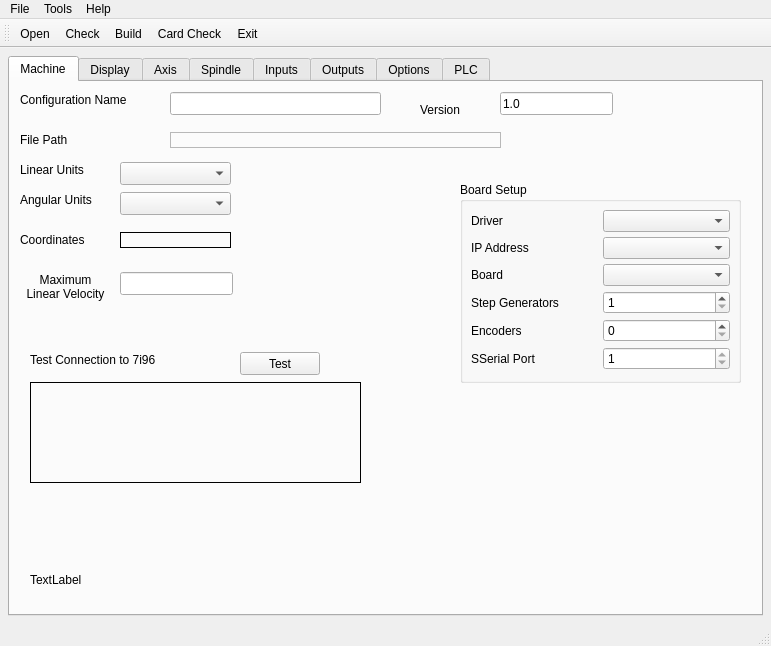
Before: the Qt Designer form 7i96.ui in snelweg/7i96, drawn with Qt 5.
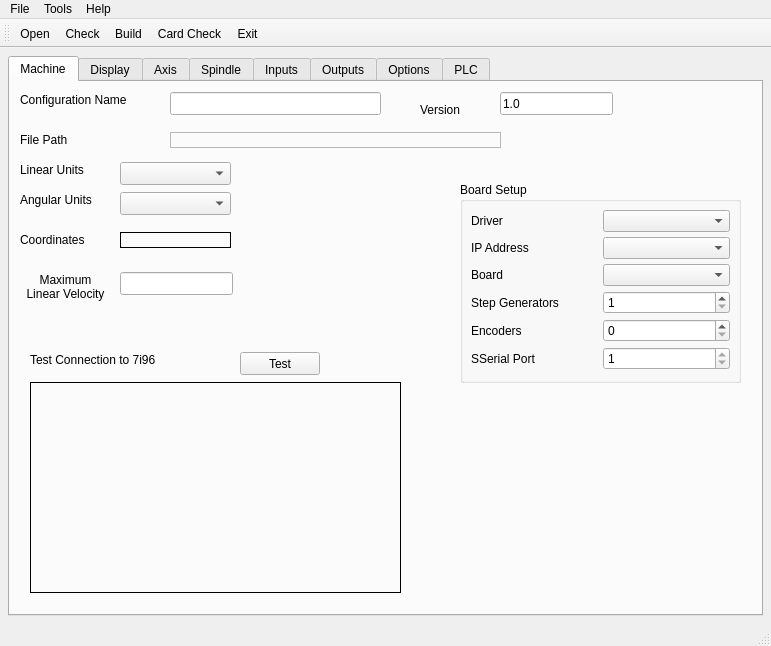
After: the same form once the commit is applied.

Commit message: check card

Patch:
```diff
--- a/7i96.ui
+++ b/7i96.ui
@@ -296,19 +296,6 @@
          </rect>
         </property>
        </widget>
-       <widget class="QLabel" name="pcStatsLB">
-        <property name="geometry">
-         <rect>
-          <x>20</x>
-          <y>490</y>
-          <width>361</width>
-          <height>16</height>
-         </rect>
-        </property>
-        <property name="text">
-         <string>TextLabel</string>
-        </property>
-       </widget>
        <widget class="QPushButton" name="testConnectionPB">
         <property name="geometry">
          <rect>
@@ -340,8 +327,8 @@
          <rect>
           <x>20</x>
           <y>300</y>
-          <width>331</width>
-          <height>101</height>
+          <width>371</width>
+          <height>211</height>
          </rect>
         </property>
         <property name="frameShape">
```
